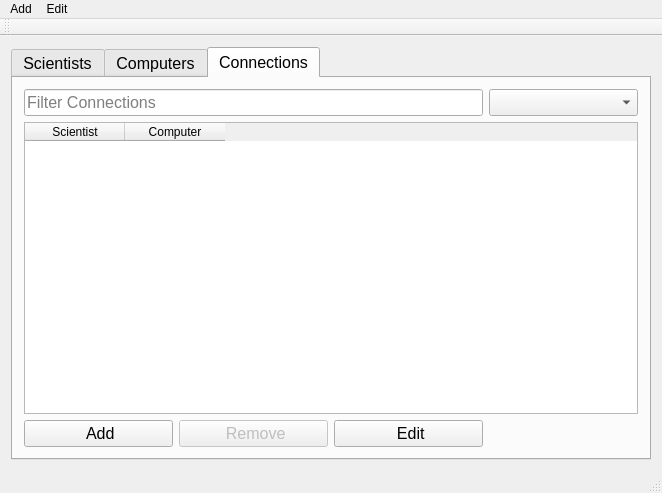
First picture: the form in mainwindow.ui, repository ManiSigt/Verklegt-nams, before the edit.
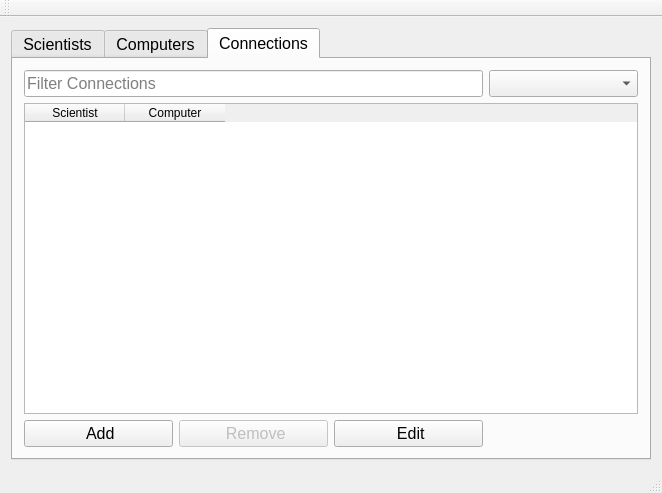
Second picture: the form after the edit. Icons and pictures are not drawn.

Commit message: tók út add og edit option2

The edit to the form file:
```diff
--- a/mainwindow.ui
+++ b/mainwindow.ui
@@ -315,22 +315,6 @@
      <height>26</height>
     </rect>
    </property>
-   <widget class="QMenu" name="menuFile">
-    <property name="title">
-     <string>Add</string>
-    </property>
-    <addaction name="action_add_scientist"/>
-    <addaction name="action_add_computer"/>
-   </widget>
-   <widget class="QMenu" name="menuEdit">
-    <property name="title">
-     <string>Edit</string>
-    </property>
-    <addaction name="action_edit_scientist"/>
-    <addaction name="action_edit_computer"/>
-   </widget>
-   <addaction name="menuFile"/>
-   <addaction name="menuEdit"/>
   </widget>
   <widget class="QToolBar" name="mainToolBar">
    <attribute name="toolBarArea">
```
